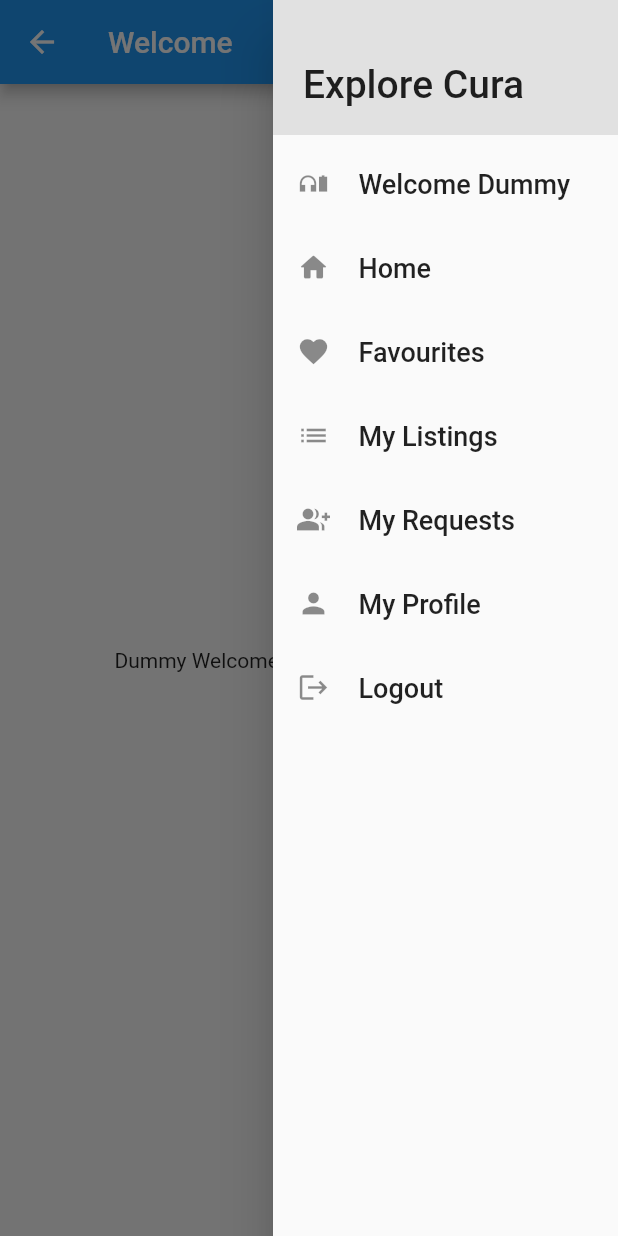
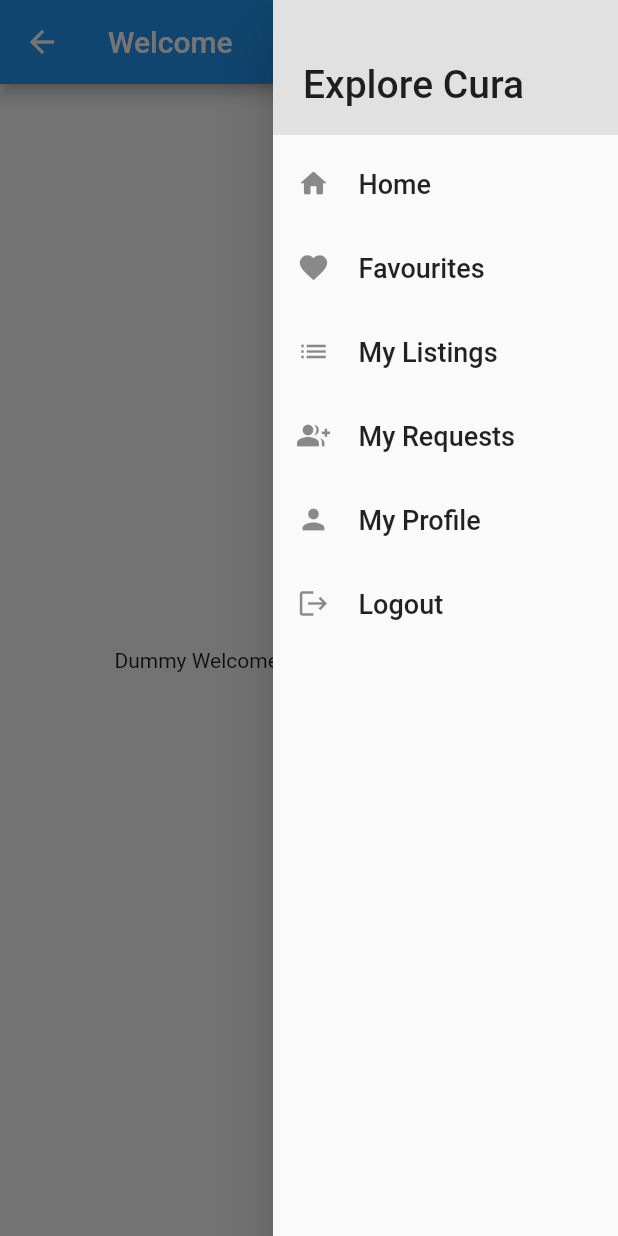
Before and after one commit to Cura-waste-management-app/Frontend, a Flutter app: the DummyWelcomeScreen screen opened by its route, with the side drawer open, on a phone screen of 412 x 824 dp. Run offline on Flutter 3.47's test engine with Material 2 defaults, Android fonts, the phone set to English and light mode, and no system bars; our stand-ins replace country_picker, file_picker, firebase_auth, firebase_core, flutter_chat_types, flutter_chat_ui and 14 more; missing offline and left inert: cloudinary_public, profanity_filter, searchbar_animation; accounts and stored records are empty; network calls fail.

Commit message:
Removed dummy scr from drawer

```diff
--- a/lib/common/main_drawer.dart
+++ b/lib/common/main_drawer.dart
@@ -37,18 +37,18 @@ class MainDrawer extends StatelessWidget {
             ),
           ),
           SizedBox(height: 5),
-          ListTile(
-            minLeadingWidth: 25,
-            leading: Icon(Icons.headphones_battery_sharp, size: iconSize),
-            title: Text(
-              "Welcome Dummy",
-              style: TextStyle(fontSize: textFontSize),
-            ),
-            onTap: () {
-              Navigator.of(context)
-                  .pushReplacementNamed(DummyWelcomeScreen.routeName);
-            },
-          ),
+          // ListTile(
+          //   minLeadingWidth: 25,
+          //   leading: Icon(Icons.headphones_battery_sharp, size: iconSize),
+          //   title: Text(
+          //     "Welcome Dummy",
+          //     style: TextStyle(fontSize: textFontSize),
+          //   ),
+          //   onTap: () {
+          //     Navigator.of(context)
+          //         .pushReplacementNamed(DummyWelcomeScreen.routeName);
+          //   },
+          // ),
           ListTile(
             minLeadingWidth: 25,
             leading: Icon(Icons.home_rounded, size: iconSize),
```
